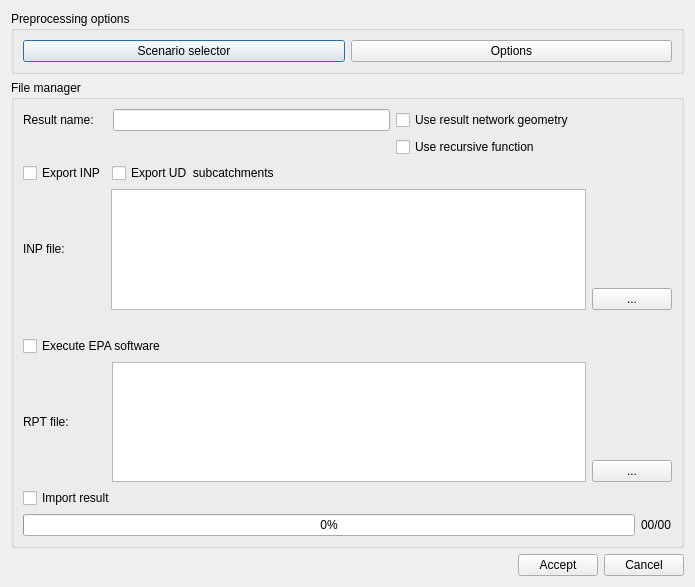
Qt form ui/file_manager.ui (Giswater/giswater_qgis_plugin) before a commit.
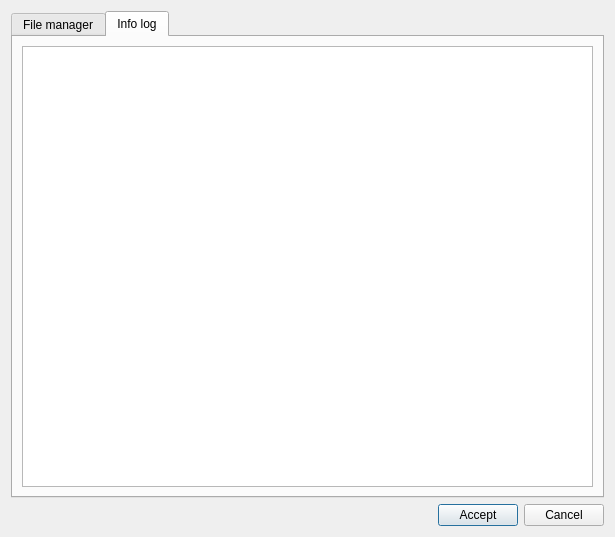
The same form after that commit. The open tabs and pages were chosen to show the change.

Commit message: new tab added to file manager

```diff
--- a/ui/file_manager.ui
+++ b/ui/file_manager.ui
@@ -6,14 +6,70 @@
    <rect>
     <x>0</x>
     <y>0</y>
-    <width>695</width>
-    <height>587</height>
+    <width>615</width>
+    <height>537</height>
    </rect>
   </property>
   <property name="windowTitle">
    <string>Dialog</string>
   </property>
-  <layout class="QGridLayout" name="gridLayout" rowstretch="0,0" columnminimumwidth="0">
+  <layout class="QGridLayout" name="gridLayout" rowstretch="0,0">
+   <item row="1" column="0">
+    <layout class="QHBoxLayout" name="horizontalLayout_2">
+     <property name="sizeConstraint">
+      <enum>QLayout::SetDefaultConstraint</enum>
+     </property>
+     <item>
+      <spacer name="horizontalSpacer">
+       <property name="orientation">
+        <enum>Qt::Horizontal</enum>
+       </property>
+       <property name="sizeHint" stdset="0">
+        <size>
+         <width>40</width>
+         <height>20</height>
+        </size>
+       </property>
+      </spacer>
+     </item>
+     <item>
+      <widget class="QPushButton" name="btn_accept">
+       <property name="sizePolicy">
+        <sizepolicy hsizetype="Minimum" vsizetype="Fixed">
+         <horstretch>0</horstretch>
+         <verstretch>0</verstretch>
+        </sizepolicy>
+       </property>
+       <property name="text">
+        <string>Accept</string>
+       </property>
+      </widget>
+     </item>
+     <item>
+      <widget class="QPushButton" name="btn_cancel">
+       <property name="sizePolicy">
+        <sizepolicy hsizetype="Minimum" vsizetype="Fixed">
+         <horstretch>0</horstretch>
+         <verstretch>0</verstretch>
+        </sizepolicy>
+       </property>
+       <property name="text">
+        <string>Cancel</string>
+       </property>
+      </widget>
+     </item>
+    </layout>
+   </item>
+   <item row="0" column="0">
+    <widget class="QTabWidget" name="mainTab">
+     <property name="currentIndex">
+      <number>0</number>
+     </property>
+     <widget class="QWidget" name="tab_file_manager">
+      <attribute name="title">
+       <string>File manager</string>
+      </attribute>
+      <layout class="QGridLayout" name="gridLayout_2">
    <item row="0" column="0">
     <layout class="QVBoxLayout" name="verticalLayout_2">
      <item>
@@ -356,51 +412,19 @@
      </item>
     </layout>
    </item>
-   <item row="1" column="0">
-    <layout class="QHBoxLayout" name="horizontalLayout_2">
-     <property name="sizeConstraint">
-      <enum>QLayout::SetDefaultConstraint</enum>
-     </property>
-     <item>
-      <spacer name="horizontalSpacer">
-       <property name="orientation">
-        <enum>Qt::Horizontal</enum>
-       </property>
-       <property name="sizeHint" stdset="0">
-        <size>
-         <width>40</width>
-         <height>20</height>
-        </size>
-       </property>
-      </spacer>
-     </item>
-     <item>
-      <widget class="QPushButton" name="btn_accept">
-       <property name="sizePolicy">
-        <sizepolicy hsizetype="Minimum" vsizetype="Fixed">
-         <horstretch>0</horstretch>
-         <verstretch>0</verstretch>
-        </sizepolicy>
-       </property>
-       <property name="text">
-        <string>Accept</string>
-       </property>
-      </widget>
-     </item>
-     <item>
-      <widget class="QPushButton" name="btn_cancel">
-       <property name="sizePolicy">
-        <sizepolicy hsizetype="Minimum" vsizetype="Fixed">
-         <horstretch>0</horstretch>
-         <verstretch>0</verstretch>
-        </sizepolicy>
-       </property>
-       <property name="text">
-        <string>Cancel</string>
-       </property>
-      </widget>
-     </item>
-    </layout>
+      </layout>
+     </widget>
+     <widget class="QWidget" name="tab_loginfo">
+      <attribute name="title">
+       <string>Info log</string>
+      </attribute>
+      <layout class="QGridLayout" name="gridLayout_4">
+       <item row="0" column="0">
+        <widget class="QTextEdit" name="txt_infolog"/>
+       </item>
+      </layout>
+     </widget>
+    </widget>
    </item>
   </layout>
  </widget>
```
Lines whose indentation alone changed are shown as unchanged.
